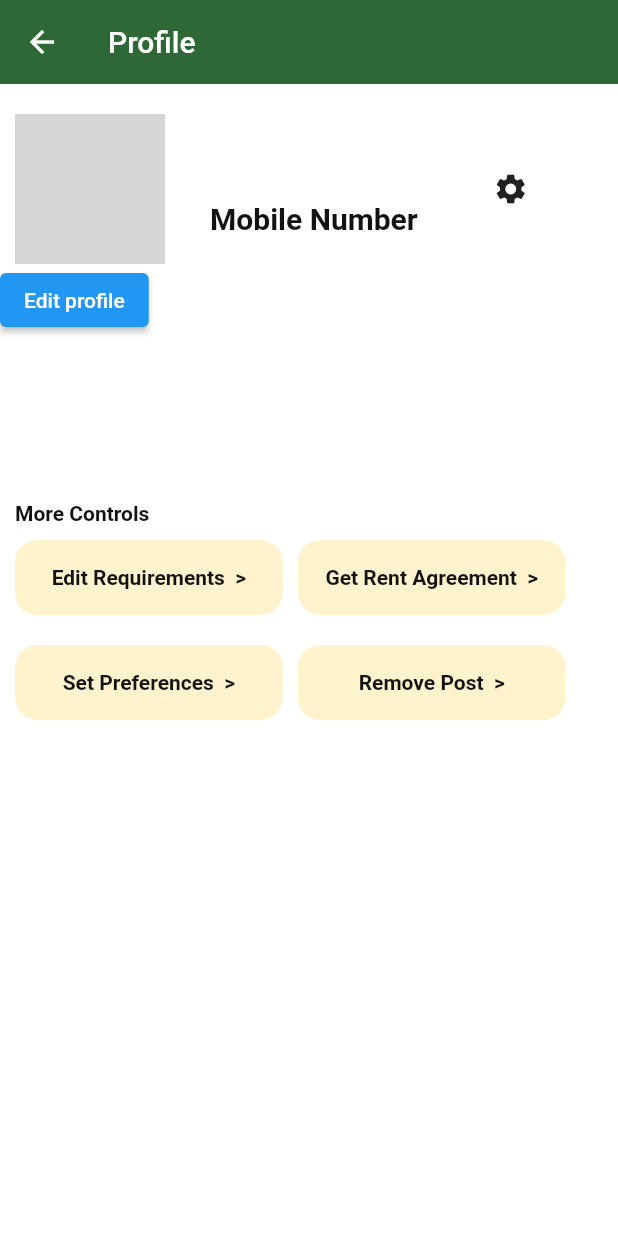
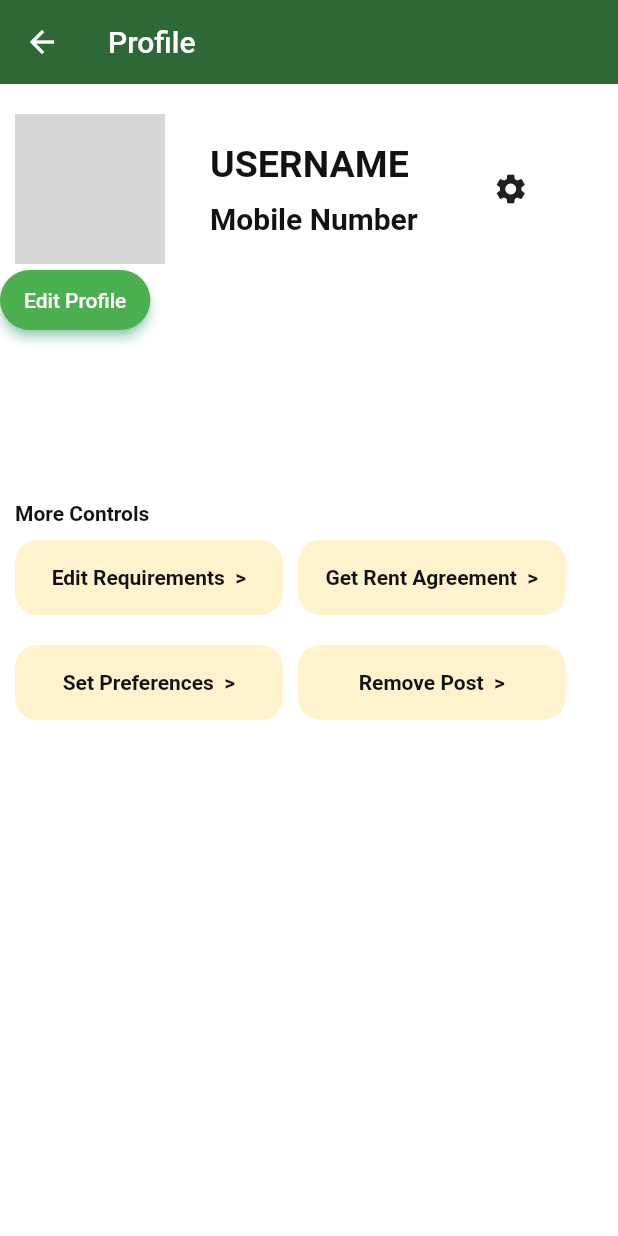
Before and after one commit to PrerakGada/EatEasy, a Flutter app: the ProfileScreen screen opened by its route, on a phone screen of 412 x 824 dp. Run offline on Flutter 3.47's test engine with Material 2 defaults, Android fonts, the phone set to English and light mode, and no system bars; our stand-ins replace cloud_firestore, curved_navigation_bar, dotted_border, firebase_auth, firebase_core, firebase_messaging and 7 more; missing offline and left inert: flutter_google_places_hoc081098, google_api_headers, google_maps_webservice, popup_card; accounts and stored records are empty; network calls fail; grey boxes are pictures that could not be loaded.

Commit message:
commit13

```diff
--- a/lib/main.dart
+++ b/lib/main.dart
@@ -77,10 +77,12 @@ class MyApp extends StatelessWidget {
         // initialRoute: ExploreMap.id,
         initialRoute: SplashScreen.id,
         //initialRoute: AdminDashBoard.id,
+        //initialRoute: ExploreMap.id,
         // initialRoute: ExploreMap.id,
         //initialRoute: ExploreMap.id,
         // initialRoute: ProfileScreen.id,
         // initialRoute: AdminDashBoard.id,
+        //initialRoute: AdminDashBoard.id,
         // initialRoute: CustomerHome.id,
         routes: {
           SplashScreen.id: (context) => const SplashScreen(),
--- a/lib/screens/Customer/user_profile_screen.dart
+++ b/lib/screens/Customer/user_profile_screen.dart
@@ -59,7 +59,7 @@ class _ProfileScreenState extends State<ProfileScreen> {
                         Column(
                           crossAxisAlignment: CrossAxisAlignment.start,
                           children: [
-                            Text('',
+                            Text("USERNAME",
                               // UserStore().currUser['name'],
                               style: TextStyle(
                                   color: AppColors.black,
@@ -99,15 +99,35 @@ class _ProfileScreenState extends State<ProfileScreen> {
                   const SizedBox(
                     width: 10,
                   ),
+                  // ElevatedButton(
+                  //   child: const Text("Edit profile"),
+                  //   onPressed: () {
+                  //     Navigator.push(
+                  //       context,
+                  //       MaterialPageRoute(
+                  //           builder: (context) => EditProfilePage()),
+                  //     );
+                  //   },
+                  //
+                  // ),
                   ElevatedButton(
-                    child: const Text("Edit profile"),
+                    style: ElevatedButton.styleFrom(
+                      primary: Colors.green,
+                      onPrimary: Colors.white,
+                      shadowColor: Colors.greenAccent,
+                      elevation: 3,
+                      shape: RoundedRectangleBorder(
+                          borderRadius: BorderRadius.circular(32.0)),
+                      minimumSize: Size(40, 40), //////// HERE
+                    ),
                     onPressed: () {
-                      Navigator.push(
-                        context,
-                        MaterialPageRoute(
-                            builder: (context) => EditProfilePage()),
-                      );
+                    Navigator.push(
+                                          context,
+                                          MaterialPageRoute(
+                                              builder: (context) => EditProfilePage()),
+                                        );
                     },
+                    child: Text("Edit Profile"),
                   ),
                   const SizedBox(
                     height: 100,
```
